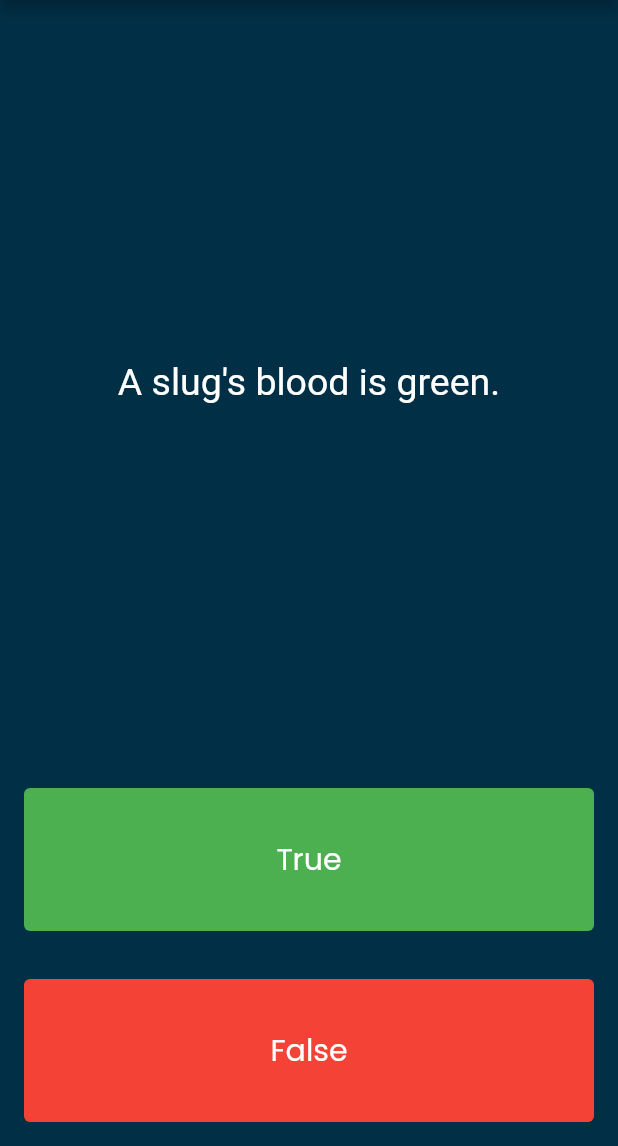
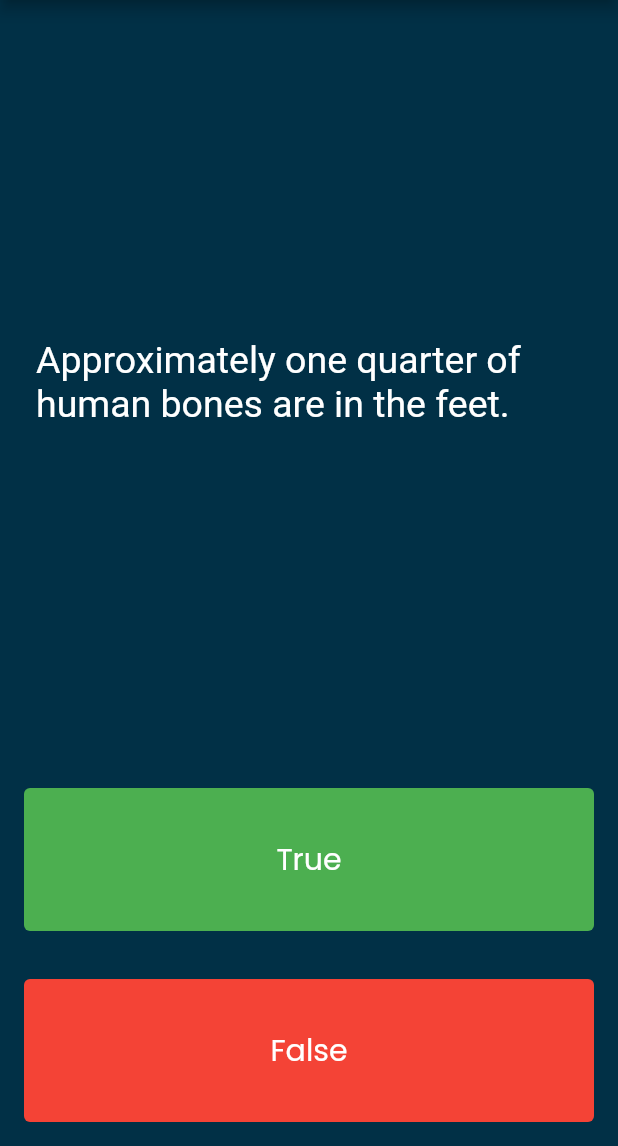
Before and after one commit to Arrocito82/quizzler, a Flutter app: the screen it shows after launch, after a tap on "True", after a tap on "False", on a phone screen of 412 x 824 dp, the part 90-1236 px from its top. Run offline on Flutter 3.47's test engine with Material 2 defaults, Android fonts, the phone set to English and light mode, and no system bars; Roboto replaces fonts that are missing (Poppings).

Commit message:
Abstraction: Quiz Brain Class

```diff
--- a/lib/main.dart
+++ b/lib/main.dart
@@ -1,9 +1,11 @@
 import 'package:flutter/material.dart';
-import 'package:quizzler/question.dart';
+import 'package:quizzler/quiz_brain.dart';
 
 void main() {
   runApp(const QuizzlerApp());
 }
+
+QuizBrain quizBrain = QuizBrain();
 
 class QuizzlerApp extends StatelessWidget {
   const QuizzlerApp({super.key});
@@ -54,21 +56,7 @@
 }
 
 class _QuizzlerPageState extends State<QuizzlerPage> {
-  List<Question> questions = [
-    Question(
-      'You can lead a cow down stairs but not up stairs.',
-      false,
-    ),
-    Question(
-      'Approximately one quarter of human bones are in the feet.',
-      true,
-    ),
-    Question(
-      'A slug\'s blood is green.',
-      true,
-    ),
-  ];
-  List<bool> answers = [];
+  List<bool> userAnswers = [];
   int questionNumber = 0;
 
   @override
@@ -110,7 +98,7 @@
                 child: Padding(
                   padding: EdgeInsets.symmetric(horizontal: 24.0, vertical: 0),
                   child: Text(
-                    questions[questionNumber].getQuestion(),
+                    quizBrain.getQuestionText(questionNumber),
                     style: TextStyle(
                       color: Colors.white,
                       fontSize: 25.0,
@@ -127,7 +115,7 @@
                 child: TextButton(
                   onPressed: () {
                     setState(() {
-                      answers.add(true);
+                      userAnswers.add(true);
                       questionNumber++;
                     });
                   },
@@ -153,7 +141,7 @@
                 child: TextButton(
                   onPressed: () {
                     setState(() {
-                      answers.add(false);
+                      userAnswers.add(false);
                       questionNumber++;
                     });
                   },
--- a/lib/question.dart
+++ b/lib/question.dart
@@ -1,8 +1,8 @@
 class Question {
-  String question;
-  bool answer;
+  String _question;
+  bool _answer;
 
-  String getQuestion() => question;
-  bool getAnswer() => answer;
-  Question(this.question, this.answer);
+  String getQuestion() => _question;
+  bool getAnswer() => _answer;
+  Question(this._question, this._answer);
 }
--- /dev/null
+++ b/lib/quiz_brain.dart
@@ -0,0 +1,40 @@
+import 'package:quizzler/question.dart';
+
+class QuizBrain {
+  List<Question> _questions = [
+    Question('Some cats are actually allergic to humans', true),
+    Question('You can lead a cow down stairs but not up stairs.', false),
+    Question('Approximately one quarter of human bones are in the feet.', true),
+    Question('A slug\'s blood is green.', true),
+    Question('Buzz Aldrin\'s mother\'s maiden name was \"Moon\".', true),
+    Question('It is illegal to pee in the Ocean in Portugal.', true),
+    Question(
+        'No piece of square dry paper can be folded in half more than 7 times.',
+        false),
+    Question(
+        'In London, UK, if you happen to die in the House of Parliament, you are technically entitled to a state funeral, because the building is considered too sacred a place.',
+        true),
+    Question(
+        'The loudest sound produced by any animal is 188 decibels. That animal is the African Elephant.',
+        false),
+    Question(
+        'The total surface area of two human lungs is approximately 70 square metres.',
+        true),
+    Question('Google was originally called \"Backrub\".', true),
+    Question(
+        'Chocolate affects a dog\'s heart and nervous system; a few ounces are enough to kill a small dog.',
+        true),
+    Question(
+        'In West Virginia, USA, if you accidentally hit an animal with your car, you are free to take it home to eat.',
+        true),
+  ];
+
+  /**
+   * Params: questionNumber begins at 1
+   */
+  Question getQuestion(int questionNumber) => _questions[questionNumber];
+  bool getQuestionAnswer(int questionNumber) =>
+      _questions[questionNumber].getAnswer();
+  String getQuestionText(int questionNumber) =>
+      _questions[questionNumber].getQuestion();
+}
```
